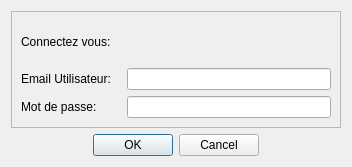
Qt form popups/login_connect.ui (diluxe01/Micro_Brico) before a commit.
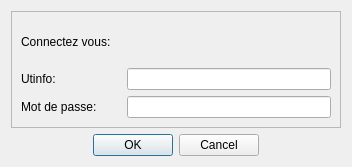
The same form after that commit.

```diff
--- a/popups/login_connect.ui
+++ b/popups/login_connect.ui
@@ -49,7 +49,7 @@
              </size>
             </property>
             <property name="text">
-             <string>Email Utilisateur:</string>
+             <string>Utinfo:</string>
             </property>
            </widget>
           </item>
```
Left out of the diff: 2 changed lines with no effect on the pictures.
